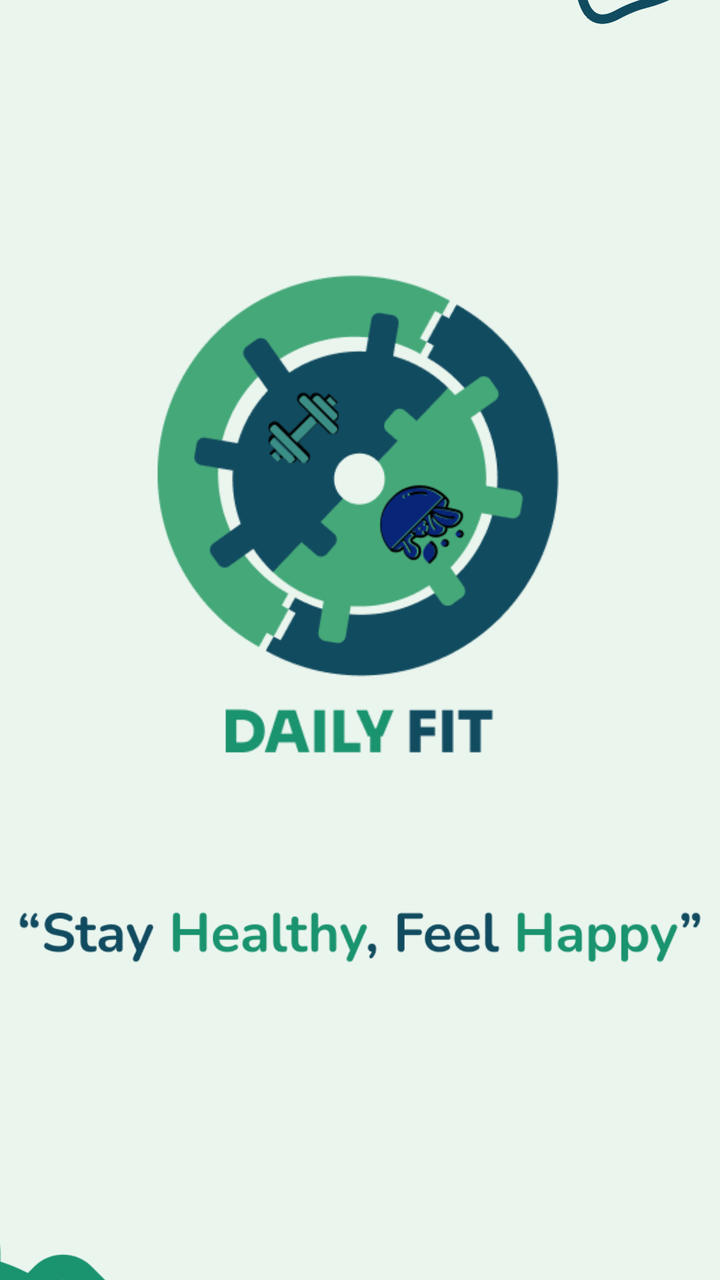
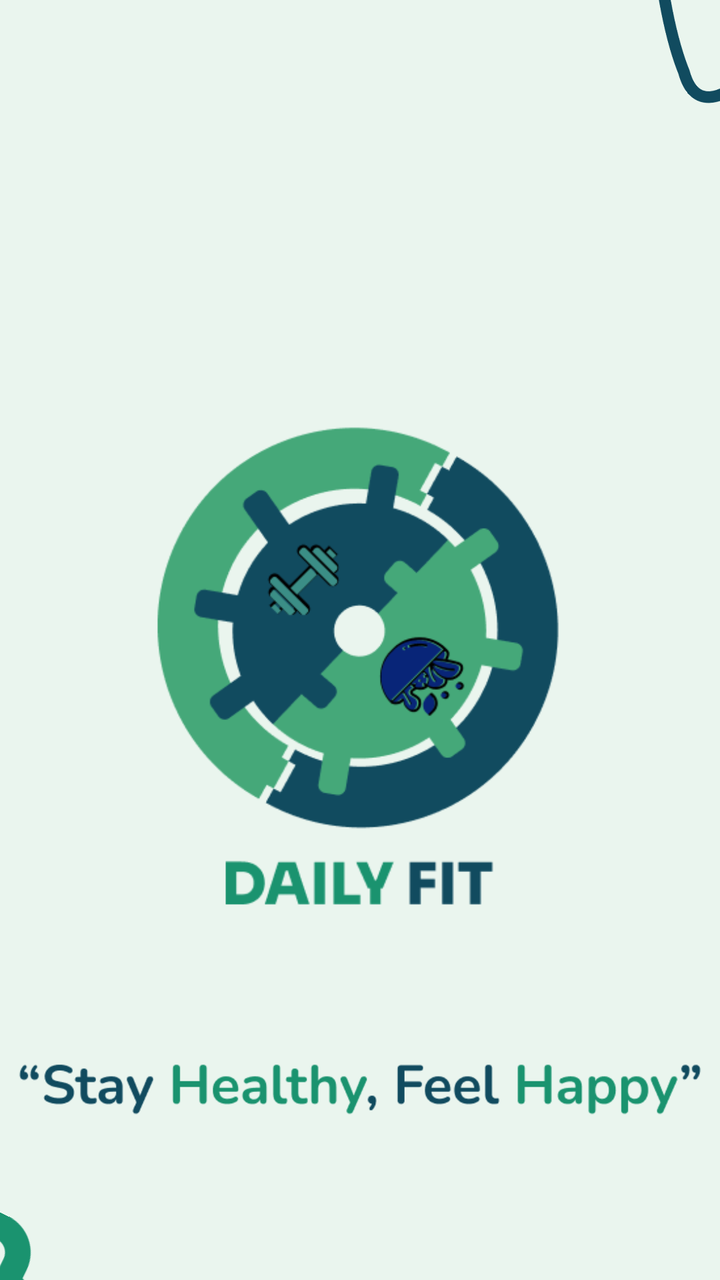

Screens rendered from an Android XML layout before and after an edit, with the pre-edit source and the edit as a unified diff.
<!-- AndroidManifest.xml: application theme Theme.Sherine_TIA -->
<!-- res/layout/activity_splash_screen.xml -->
<?xml version="1.0" encoding="utf-8"?>
<androidx.constraintlayout.widget.ConstraintLayout xmlns:android="http://schemas.android.com/apk/res/android"
    xmlns:app="http://schemas.android.com/apk/res-auto"
    xmlns:tools="http://schemas.android.com/tools"
    android:id="@+id/main"
    android:layout_width="match_parent"
    android:layout_height="match_parent"
    tools:context=".SplashScreenActivity"
    android:background="@color/bgColour">

    <ImageView
        android:id="@+id/imageView6"
        android:layout_width="262dp"
        android:layout_height="341dp"
        android:layout_marginTop="76dp"
        app:layout_constraintEnd_toEndOf="@+id/imageView8"
        app:layout_constraintHorizontal_bias="0.496"
        app:layout_constraintStart_toStartOf="@+id/imageView8"
        app:layout_constraintTop_toTopOf="parent"
        app:srcCompat="@drawable/logo_daily_fit" />

    <ImageView
        android:id="@+id/imageView8"
        android:layout_width="wrap_content"
        android:layout_height="wrap_content"
        android:layout_marginTop="12dp"
        app:layout_constraintEnd_toEndOf="parent"
        app:layout_constraintHorizontal_bias="0.0"
        app:layout_constraintStart_toStartOf="parent"
        app:layout_constraintTop_toBottomOf="@+id/imageView6"
        app:srcCompat="@drawable/tagline" />

    <ImageView
        android:id="@+id/imageView9"
        android:layout_width="219dp"
        android:layout_height="319dp"
        android:layout_marginTop="556dp"
        android:layout_marginEnd="304dp"
        app:layout_constraintEnd_toEndOf="parent"
        app:layout_constraintHorizontal_bias="0.839"
        app:layout_constraintStart_toStartOf="parent"
        app:layout_constraintTop_toTopOf="parent"
        app:srcCompat="@drawable/settings"
        app:tint="@color/green" />

    <ProgressBar
        android:id="@+id/progressBar"
        style="?android:attr/progressBarStyle"
        android:layout_width="74dp"
        android:layout_height="65dp"
        android:layout_marginStart="181dp"
        android:layout_marginTop="20dp"
        android:layout_marginEnd="182dp"
        android:indeterminateTint="@color/blue"
        app:layout_constraintEnd_toEndOf="parent"
        app:layout_constraintStart_toStartOf="parent"
        app:layout_constraintTop_toBottomOf="@+id/imageView8" />

    <ImageView
        android:id="@+id/imageView12"
        android:layout_width="93dp"
        android:layout_height="232dp"
        android:layout_marginBottom="564dp"
        android:rotation="-40"
        app:layout_constraintBottom_toBottomOf="parent"
        app:layout_constraintEnd_toEndOf="parent"
        app:layout_constraintHorizontal_bias="1.0"
        app:layout_constraintStart_toStartOf="parent"
        app:srcCompat="@drawable/muscle" />

</androidx.constraintlayout.widget.ConstraintLayout>
<!-- resources referenced by this layout -->
<resources>
  <color name="bgColour">#EAF5EE</color>
  <color name="blue">#114B5F</color>
  <color name="green">#1A936F</color>
  <!-- drawable logo_daily_fit: png bitmap (drawable, 26245 bytes) -->
  <!-- drawable muscle: png bitmap (drawable, 27313 bytes) -->
  <!-- drawable settings: png bitmap (drawable, 19118 bytes) -->
  <!-- drawable tagline: png bitmap (drawable, 10847 bytes) -->
  <style name="Theme.Sherine_TIA" parent="Base.Theme.Sherine_TIA" />
  <style name="Base.Theme.Sherine_TIA" parent="Theme.Material3.DayNight.NoActionBar">
          
          
      </style>
</resources>

<!-- the commit's change to res/layout/activity_splash_screen.xml (unified diff, before → after) -->
@@ -12,7 +12,7 @@
         android:id="@+id/imageView6"
         android:layout_width="262dp"
         android:layout_height="341dp"
-        android:layout_marginTop="76dp"
+        android:layout_marginTop="152dp"
         app:layout_constraintEnd_toEndOf="@+id/imageView8"
         app:layout_constraintHorizontal_bias="0.496"
         app:layout_constraintStart_toStartOf="@+id/imageView8"
@@ -34,10 +34,11 @@
         android:id="@+id/imageView9"
         android:layout_width="219dp"
         android:layout_height="319dp"
-        android:layout_marginTop="556dp"
+        android:layout_marginTop="544dp"
         android:layout_marginEnd="304dp"
+        android:rotation="26"
         app:layout_constraintEnd_toEndOf="parent"
-        app:layout_constraintHorizontal_bias="0.839"
+        app:layout_constraintHorizontal_bias="0.982"
         app:layout_constraintStart_toStartOf="parent"
         app:layout_constraintTop_toTopOf="parent"
         app:srcCompat="@drawable/settings"
@@ -58,14 +59,15 @@
 
     <ImageView
         android:id="@+id/imageView12"
-        android:layout_width="93dp"
-        android:layout_height="232dp"
-        android:layout_marginBottom="564dp"
+        android:layout_width="115dp"
+        android:layout_height="260dp"
+        android:layout_marginStart="312dp"
+        android:layout_marginBottom="556dp"
         android:rotation="-40"
         app:layout_constraintBottom_toBottomOf="parent"
-        app:layout_constraintEnd_toEndOf="parent"
-        app:layout_constraintHorizontal_bias="1.0"
         app:layout_constraintStart_toStartOf="parent"
+        app:layout_constraintTop_toTopOf="parent"
+        app:layout_constraintVertical_bias="0.811"
         app:srcCompat="@drawable/muscle" />
 
 </androidx.constraintlayout.widget.ConstraintLayout>
